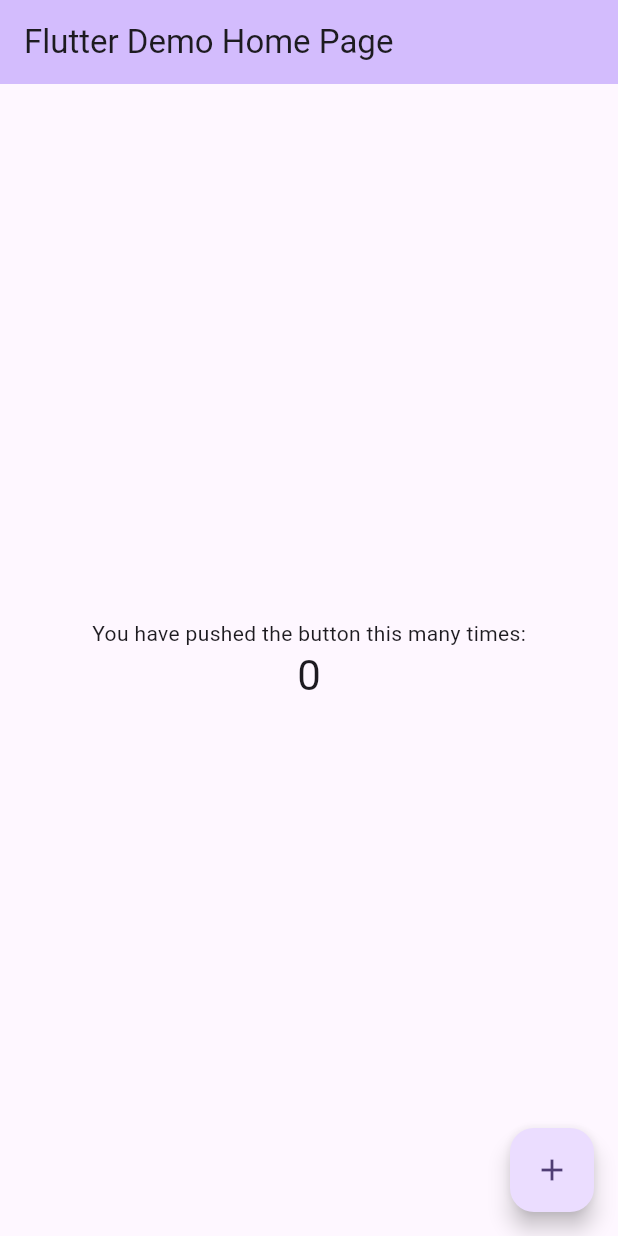
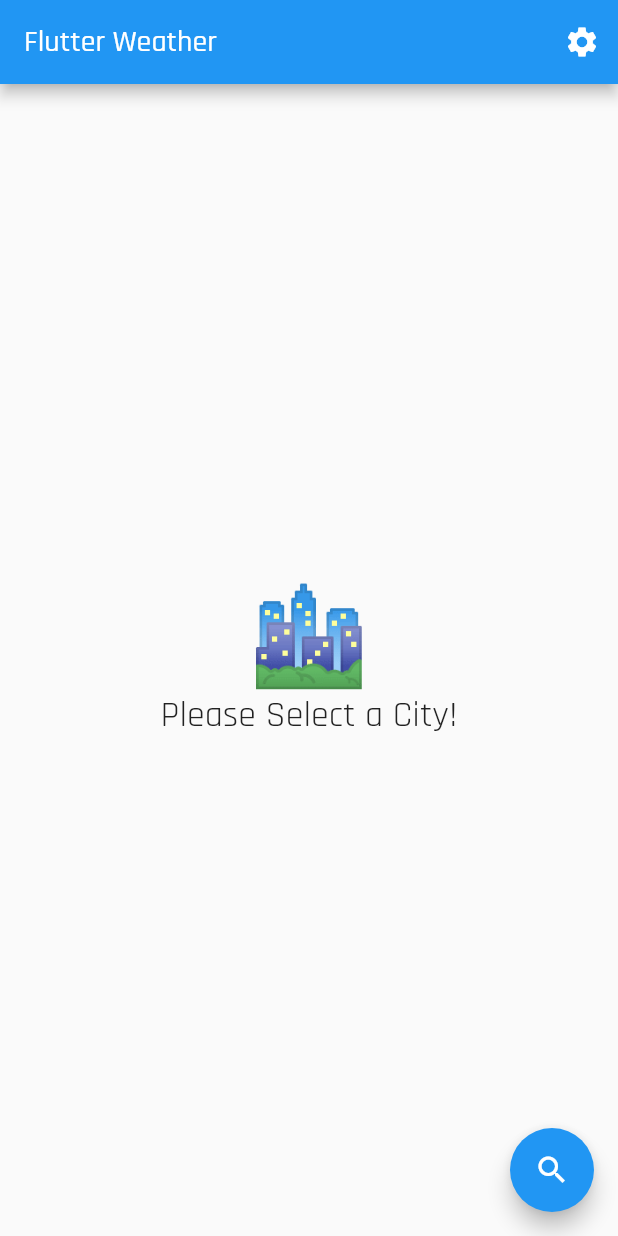
Before and after one commit to c3n7-learning/bloc_journey, a Flutter app: the screen it shows after launch, on a phone screen of 412 x 824 dp. Run offline on Flutter 3.47's test engine with Material 2 defaults, Android fonts, the phone set to English and light mode, and no system bars; our stand-ins replace bloc, bloc_concurrency, equatable, flutter_bloc, formz, google_fonts and 2 more; accounts and stored records are empty.

Commit message:
Done with weather app

```diff
--- /dev/null
+++ b/flutter_weather/lib/app.dart
@@ -0,0 +1,49 @@
+import 'package:flutter/material.dart';
+import 'package:flutter_bloc/flutter_bloc.dart';
+import 'package:flutter_weather/theme/cubit/theme_cubit.dart';
+import 'package:flutter_weather/weather/weather.dart';
+import 'package:google_fonts/google_fonts.dart';
+import 'package:weather_repository/weather_repository.dart';
+
+class WeatherApp extends StatelessWidget {
+  final WeatherRepository _weatherRepository;
+
+  const WeatherApp({required WeatherRepository weatherRepository, super.key})
+      : _weatherRepository = weatherRepository;
+
+  @override
+  Widget build(BuildContext context) {
+    return RepositoryProvider.value(
+      value: _weatherRepository,
+      child: BlocProvider(
+        create: (_) => ThemeCubit(),
+        child: const WeatherAppView(),
+      ),
+    );
+  }
+}
+
+class WeatherAppView extends StatelessWidget {
+  const WeatherAppView({super.key});
+
+  @override
+  Widget build(BuildContext context) {
+    final textTheme = Theme.of(context).textTheme;
+    return BlocBuilder<ThemeCubit, Color>(
+      builder: (context, color) {
+        return MaterialApp(
+          theme: ThemeData(
+            primaryColor: color,
+            textTheme: GoogleFonts.rajdhaniTextTheme(),
+            appBarTheme: AppBarTheme(
+              titleTextStyle: GoogleFonts.rajdhaniTextTheme(textTheme)
+                  .apply(bodyColor: Colors.white)
+                  .titleLarge,
+            ),
+          ),
+          home: const WeatherPage(),
+        );
+      },
+    );
+  }
+}
--- a/flutter_weather/lib/main.dart
+++ b/flutter_weather/lib/main.dart
@@ -1,125 +1,19 @@
+import 'package:flutter/foundation.dart';
 import 'package:flutter/material.dart';
+import 'package:flutter_weather/app.dart';
+import 'package:flutter_weather/weather_bloc_observer.dart';
+import 'package:hydrated_bloc/hydrated_bloc.dart';
+import 'package:path_provider/path_provider.dart';
+import 'package:weather_repository/weather_repository.dart';
 
-void main() {
-  runApp(const MyApp());
+void main() async {
+  WidgetsFlutterBinding.ensureInitialized();
+  Bloc.observer = const WeatherBlocObserver();
+  HydratedBloc.storage = await HydratedStorage.build(
+    storageDirectory: kIsWeb
+        ? HydratedStorage.webStorageDirectory
+        : await getTemporaryDirectory(),
+  );
+
+  runApp(WeatherApp(weatherRepository: WeatherRepository()));
 }
-
-class MyApp extends StatelessWidget {
-  const MyApp({super.key});
-
-  // This widget is the root of your application.
-  @override
-  Widget build(BuildContext context) {
-    return MaterialApp(
-      title: 'Flutter Demo',
-      theme: ThemeData(
-        // This is the theme of your application.
-        //
-        // TRY THIS: Try running your application with "flutter run". You'll see
-        // the application has a blue toolbar. Then, without quitting the app,
-        // try changing the seedColor in the colorScheme below to Colors.green
-        // and then invoke "hot reload" (save your changes or press the "hot
-        // reload" button in a Flutter-supported IDE, or press "r" if you used
-        // the command line to start the app).
-        //
-        // Notice that the counter didn't reset back to zero; the application
-        // state is not lost during the reload. To reset the state, use hot
-        // restart instead.
-        //
-        // This works for code too, not just values: Most code changes can be
-        // tested with just a hot reload.
-        colorScheme: ColorScheme.fromSeed(seedColor: Colors.deepPurple),
-        useMaterial3: true,
-      ),
-      home: const MyHomePage(title: 'Flutter Demo Home Page'),
-    );
-  }
-}
-
-class MyHomePage extends StatefulWidget {
-  const MyHomePage({super.key, required this.title});
-
-  // This widget is the home page of your application. It is stateful, meaning
-  // that it has a State object (defined below) that contains fields that affect
-  // how it looks.
-
-  // This class is the configuration for the state. It holds the values (in this
-  // case the title) provided by the parent (in this case the App widget) and
-  // used by the build method of the State. Fields in a Widget subclass are
-  // always marked "final".
-
-  final String title;
-
-  @override
-  State<MyHomePage> createState() => _MyHomePageState();
-}
-
-class _MyHomePageState extends State<MyHomePage> {
-  int _counter = 0;
-
-  void _incrementCounter() {
-    setState(() {
-      // This call to setState tells the Flutter framework that something has
-      // changed in this State, which causes it to rerun the build method below
-      // so that the display can reflect the updated values. If we changed
-      // _counter without calling setState(), then the build method would not be
-      // called again, and so nothing would appear to happen.
-      _counter++;
-    });
-  }
-
-  @override
-  Widget build(BuildContext context) {
-    // This method is rerun every time setState is called, for instance as done
-    // by the _incrementCounter method above.
-    //
-    // The Flutter framework has been optimized to make rerunning build methods
-    // fast, so that you can just rebuild anything that needs updating rather
-    // than having to individually change instances of widgets.
-    return Scaffold(
-      appBar: AppBar(
-        // TRY THIS: Try changing the color here to a specific color (to
-        // Colors.amber, perhaps?) and trigger a hot reload to see the AppBar
-        // change color while the other colors stay the same.
-        backgroundColor: Theme.of(context).colorScheme.inversePrimary,
-        // Here we take the value from the MyHomePage object that was created by
-        // the App.build method, and use it to set our appbar title.
-        title: Text(widget.title),
-      ),
-      body: Center(
-        // Center is a layout widget. It takes a single child and positions it
-        // in the middle of the parent.
-        child: Column(
-          // Column is also a layout widget. It takes a list of children and
-          // arranges them vertically. By default, it sizes itself to fit its
-          // children horizontally, and tries to be as tall as its parent.
-          //
-          // Column has various properties to control how it sizes itself and
-          // how it positions its children. Here we use mainAxisAlignment to
-          // center the children vertically; the main axis here is the vertical
-          // axis because Columns are vertical (the cross axis would be
-          // horizontal).
-          //
-          // TRY THIS: Invoke "debug painting" (choose the "Toggle Debug Paint"
-          // action in the IDE, or press "p" in the console), to see the
-          // wireframe for each widget.
-          mainAxisAlignment: MainAxisAlignment.center,
-          children: <Widget>[
-            const Text(
-              'You have pushed the button this many times:',
-            ),
-            Text(
-              '$_counter',
-              style: Theme.of(context).textTheme.headlineMedium,
-            ),
-          ],
-        ),
-      ),
-      floatingActionButton: FloatingActionButton(
-        onPressed: _incrementCounter,
-        tooltip: 'Increment',
-        child: const Icon(Icons.add),
-      ), // This trailing comma makes auto-formatting nicer for build methods.
-    );
-  }
-}
--- a/flutter_weather/lib/search/search.dart
+++ b/flutter_weather/lib/search/search.dart
@@ -0,0 +1 @@
+export 'view/search_page.dart';
--- a/flutter_weather/lib/settings/settings.dart
+++ b/flutter_weather/lib/settings/settings.dart
@@ -0,0 +1 @@
+export 'view/settings_page.dart';
--- /dev/null
+++ b/flutter_weather/lib/theme/theme.dart
@@ -0,0 +1 @@
+export 'cubit/theme_cubit.dart';
--- /dev/null
+++ b/flutter_weather/lib/weather/view/weather_page.dart
@@ -0,0 +1,87 @@
+import 'package:flutter/material.dart';
+import 'package:flutter_bloc/flutter_bloc.dart';
+import 'package:flutter_weather/search/search.dart';
+import 'package:flutter_weather/settings/settings.dart';
+import 'package:flutter_weather/theme/theme.dart';
+import 'package:flutter_weather/weather/weather.dart';
+import 'package:weather_repository/weather_repository.dart';
+
+class WeatherPage extends StatelessWidget {
+  const WeatherPage({super.key});
+
+  @override
+  Widget build(BuildContext context) {
+    return BlocProvider(
+      create: (context) => WeatherCubit(context.read<WeatherRepository>()),
+      child: const WeatherView(),
+    );
+  }
+}
+
+class WeatherView extends StatefulWidget {
+  const WeatherView({super.key});
+
+  @override
+  State<WeatherView> createState() => _WeatherViewState();
+}
+
+class _WeatherViewState extends State<WeatherView> {
+  @override
+  Widget build(BuildContext context) {
+    return Scaffold(
+      appBar: AppBar(
+        title: const Text('Flutter Weather'),
+        actions: [
+          IconButton(
+            onPressed: () {
+              Navigator.of(context).push<void>(
+                SettingsPage.route(
+                  context.read<WeatherCubit>(),
+                ),
+              );
+            },
+            icon: const Icon(Icons.settings),
+          ),
+        ],
+      ),
+      body: Center(
+        child: BlocConsumer<WeatherCubit, WeatherState>(
+          listener: (context, state) {
+            if (state.status.isSuccess) {
+              context.read<ThemeCubit>().updateTheme(state.weather);
+            }
+          },
+          builder: (context, state) {
+            switch (state.status) {
+              case WeatherStatus.initial:
+                return const WeatherEmpty();
+              case WeatherStatus.loading:
+                return const WeatherLoading();
+              case WeatherStatus.success:
+                return WeatherPopulated(
+                  weather: state.weather,
+                  units: state.temperatureUnits,
+                  onRefresh: () {
+                    return context.read<WeatherCubit>().refreshWeather();
+                  },
+                );
+              case WeatherStatus.failure:
+                return const WeatherError();
+            }
+          },
+        ),
+      ),
+      floatingActionButton: FloatingActionButton(
+        child: const Icon(
+          Icons.search,
+          semanticLabel: 'Search',
+        ),
+        onPressed: () async {
+          final city = await Navigator.of(context).push(SearchPage.route());
+          if (!mounted) return;
+          await context.read<WeatherCubit>().fetchWeather(city);
+        },
+      ),
+    );
+  }
+}
--- a/flutter_weather/lib/weather/weather.dart
+++ b/flutter_weather/lib/weather/weather.dart
@@ -2,3 +2,5 @@ export 'package:weather_repository/weather_repository.dart'
     show WeatherCondition;
 export 'models/models.dart';
 export 'cubit/weather_cubit.dart';
+export 'view/weather_page.dart';
+export 'widgets/widgets.dart';
--- /dev/null
+++ b/flutter_weather/lib/weather/widgets/weather_empty.dart
@@ -0,0 +1,21 @@
+import 'package:flutter/material.dart';
+
+class WeatherEmpty extends StatelessWidget {
+  const WeatherEmpty({super.key});
+
+  @override
+  Widget build(BuildContext context) {
+    final theme = Theme.of(context);
+
+    return Column(
+      mainAxisSize: MainAxisSize.min,
+      children: [
+        const Text('🏙️', style: TextStyle(fontSize: 64)),
+        Text(
+          'Please Select a City!',
+          style: theme.textTheme.headlineSmall,
+        ),
+      ],
+    );
+  }
+}
--- /dev/null
+++ b/flutter_weather/lib/weather/widgets/widgets.dart
@@ -0,0 +1,4 @@
+export 'weather_empty.dart';
+export 'weather_error.dart';
+export 'weather_loading.dart';
+export 'weather_populated.dart';
```
Also changed, not shown: flutter_weather/lib/search/view/search_page.dart (added, +52 -0 lines), flutter_weather/lib/settings/view/settings_page.dart (added, +43 -0 lines), flutter_weather/lib/weather/widgets/weather_error.dart (added, +20 -0 lines), flutter_weather/lib/weather/widgets/weather_loading.dart (added, +24 -0 lines), flutter_weather/lib/weather/widgets/weather_populated.dart (added, +134 -0 lines), flutter_weather/lib/weather_bloc_observer.dart (added, +34 -0 lines), 4 other files.
